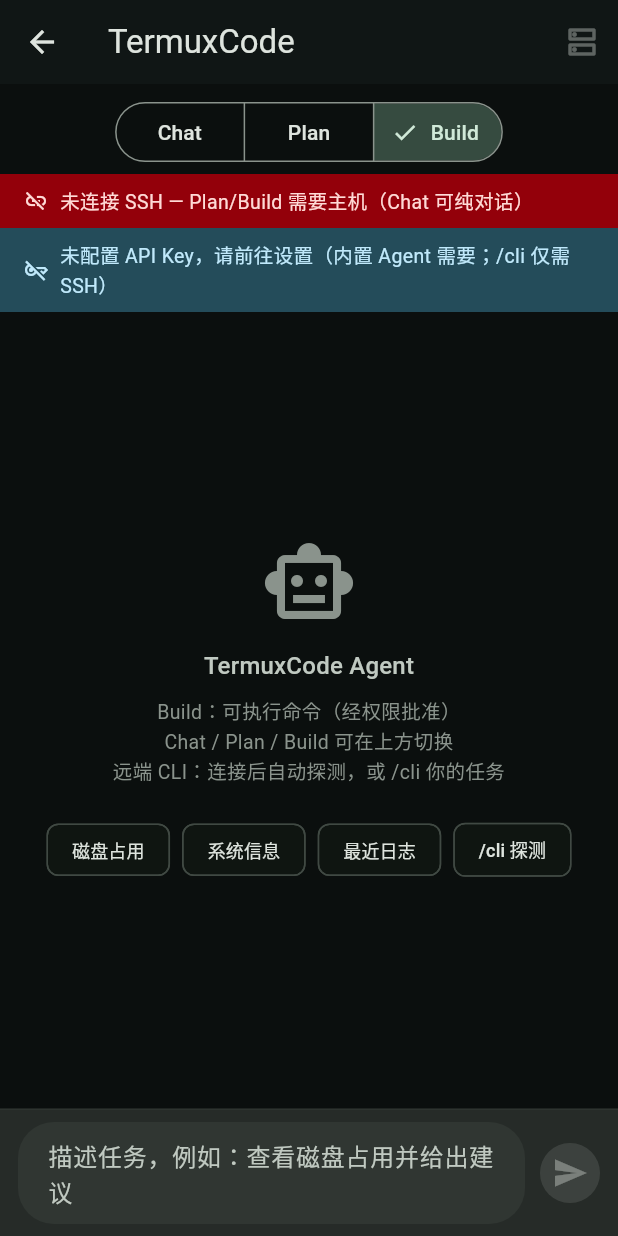
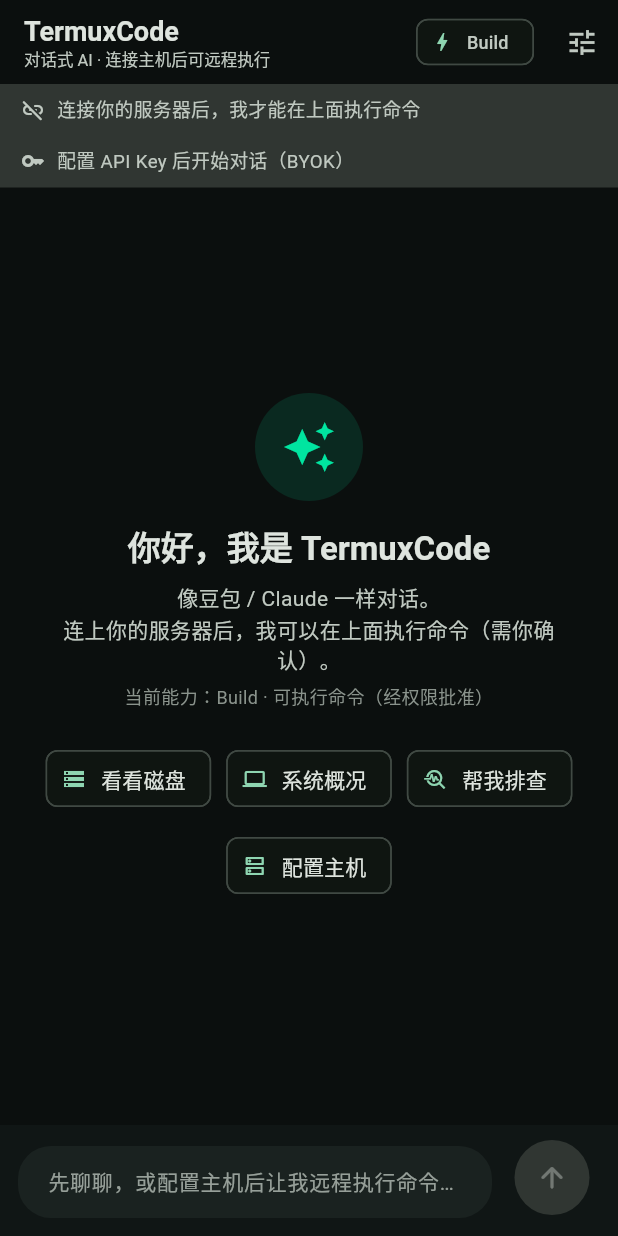
Before and after one commit to Zst0NE/TermuxCode, a Flutter app: the ChatScreen screen opened directly, on a phone screen of 412 x 824 dp. Run offline on Flutter 3.47's test engine with Material 3 defaults, Android fonts, the phone set to English and light mode, and no system bars; our stand-ins replace flutter_markdown, flutter_secure_storage; missing offline and left inert: dartssh2, xterm; accounts and stored records are empty.

Commit message:
feat(ui): chat-first product shell (Doubao/Claude-style)
- Default home is 对话; 服务器/终端/设置 secondary
- Softer host status strip; conversational empty state & composer
- Capability mode in menu; remote CLI advanced toggle
- Copy: AI chat app that executes on user-owned remote hosts

```diff
--- a/lib/screens/chat_screen.dart
+++ b/lib/screens/chat_screen.dart
@@ -9,8 +9,13 @@
 import '../widgets/message_bubble.dart';
 import '../widgets/remote_cli_bar.dart';
 
+/// Primary surface: Doubao / Claude App style conversation.
+/// AI can run commands on the user's remote host (SSH) with approval.
 class ChatScreen extends StatefulWidget {
-  const ChatScreen({super.key});
+  const ChatScreen({super.key, this.onOpenServers});
+
+  /// Jump to server list (configured by [AppShell]).
+  final VoidCallback? onOpenServers;
 
   @override
   State<ChatScreen> createState() => _ChatScreenState();
@@ -19,12 +24,15 @@
 class _ChatScreenState extends State<ChatScreen> {
   final _inputCtrl = TextEditingController();
   final _scrollCtrl = ScrollController();
+  final _focus = FocusNode();
   bool _wasConnected = false;
+  bool _showAdvanced = false;
 
   @override
   void dispose() {
     _inputCtrl.dispose();
     _scrollCtrl.dispose();
+    _focus.dispose();
     super.dispose();
   }
 
@@ -33,7 +41,7 @@
       if (_scrollCtrl.hasClients) {
         _scrollCtrl.animateTo(
           _scrollCtrl.position.maxScrollExtent,
-          duration: const Duration(milliseconds: 200),
+          duration: const Duration(milliseconds: 220),
           curve: Curves.easeOut,
         );
       }
@@ -62,90 +70,156 @@
     final cs = Theme.of(context).colorScheme;
 
     _syncRemoteCliOnConnect(session, chat);
-
     if (chat.messages.isNotEmpty) _scrollToBottom();
 
     final needsSsh = chat.mode != AgentMode.chat;
-    // Built-in agent needs API key; /cli path only needs SSH (handled in onSend).
     final canSend = !chat.isBusy &&
         (session.isConnected ||
             (settings.isConfigured && chat.mode == AgentMode.chat));
 
     return Scaffold(
+      backgroundColor: const Color(0xFF0B0F0E),
       appBar: AppBar(
-        title: const Text('TermuxCode'),
+        backgroundColor: const Color(0xFF0B0F0E),
+        titleSpacing: 16,
+        title: Column(
+          crossAxisAlignment: CrossAxisAlignment.start,
+          children: [
+            const Text(
+              'TermuxCode',
+              style: TextStyle(fontWeight: FontWeight.w600, fontSize: 18),
+            ),
+            Text(
+              session.isConnected
+                  ? '可在 ${session.activeProfileLabel ?? "远程主机"} 上执行命令'
+                  : '对话式 AI · 连接主机后可远程执行',
+              style: TextStyle(
+                fontSize: 11,
+                color: cs.onSurfaceVariant,
+                fontWeight: FontWeight.w400,
+              ),
+            ),
+          ],
+        ),
         actions: [
+          // Soft mode menu (Claude/Codex capability without ops UI clutter)
+          PopupMenuButton<AgentMode>(
+            tooltip: '能力模式',
+            initialValue: chat.mode,
+            onSelected: chat.isBusy ? null : chat.setMode,
+            itemBuilder: (ctx) => [
+              for (final m in AgentMode.values)
+                PopupMenuItem(
+                  value: m,
+                  child: ListTile(
+                    dense: true,
+                    contentPadding: EdgeInsets.zero,
+                    leading: Icon(
+                      m == AgentMode.chat
+                          ? Icons.chat_outlined
+                          : m == AgentMode.plan
+                              ? Icons.map_outlined
+                              : Icons.construction_outlined,
+                      size: 20,
+                    ),
+                    title: Text(m.label),
+                    subtitle: Text(
+                      m.descriptionZh,
+                      style: const TextStyle(fontSize: 11),
+                    ),
+                    trailing: chat.mode == m
+                        ? Icon(Icons.check, color: cs.primary, size: 18)
+                        : null,
+                  ),
+                ),
+            ],
+            child: Padding(
+              padding: const EdgeInsets.symmetric(horizontal: 8),
+              child: Chip(
+                visualDensity: VisualDensity.compact,
+                label: Text(chat.mode.label, style: const TextStyle(fontSize: 12)),
+                avatar: Icon(
+                  chat.mode == AgentMode.build
+                      ? Icons.bolt
+                      : Icons.psychology_outlined,
+                  size: 16,
+                ),
+              ),
+            ),
+          ),
           IconButton(
-            tooltip: '探测远端 CLI',
-            onPressed: chat.isBusy || !session.isConnected
-                ? null
-                : () async {
-                    await chat.remoteCli.detect();
-                    if (!context.mounted) return;
-                    final avail = chat.remoteCli.available;
-                    final text = avail.isEmpty
-                        ? '未检测到 opencode / claude / codex'
-                        : avail.entries
-                            .map((e) => '${e.key.label}: ${e.value}')
-                            .join('\n');
-                    ScaffoldMessenger.of(context).showSnackBar(
-                      SnackBar(content: Text(text)),
-                    );
-                  },
-            icon: const Icon(Icons.dns_outlined),
+            tooltip: _showAdvanced ? '收起高级' : '高级（CLI）',
+            onPressed: () => setState(() => _showAdvanced = !_showAdvanced),
+            icon: Icon(
+              _showAdvanced ? Icons.expand_less : Icons.tune,
+              size: 22,
+            ),
           ),
           if (chat.messages.isNotEmpty)
             IconButton(
-              icon: const Icon(Icons.delete_sweep_outlined),
-              tooltip: '清空对话',
+              icon: const Icon(Icons.add_comment_outlined),
+              tooltip: '新对话',
               onPressed: chat.isBusy ? null : () => chat.clearMessages(),
             ),
         ],
       ),
       body: Column(
         children: [
-          Padding(
-            padding: const EdgeInsets.fromLTRB(12, 8, 12, 4),
-            child: SegmentedButton<AgentMode>(
-              segments: [
-                for (final m in AgentMode.values)
-                  ButtonSegment(
-                    value: m,
-                    label: Text(m.label),
-                    tooltip: m.descriptionZh,
-                  ),
-              ],
-              selected: {chat.mode},
-              onSelectionChanged:
-                  chat.isBusy ? null : (s) => chat.setMode(s.first),
-            ),
-          ),
           if (needsSsh && !session.isConnected)
-            _Banner(
-              icon: Icons.link_off,
-              message: '未连接 SSH — Plan/Build 需要主机（Chat 可纯对话）',
-              color: cs.errorContainer,
-              textColor: cs.onErrorContainer,
+            _SoftBanner(
+              icon: Icons.link_off_rounded,
+              message: '连接你的服务器后，我才能在上面执行命令',
+              actionLabel: '去配置',
+              onAction: widget.onOpenServers,
+              color: cs.surfaceContainerHighest,
+              textColor: cs.onSurfaceVariant,
             ),
           if (!settings.isConfigured)
-            _Banner(
-              icon: Icons.key_off_outlined,
-              message: '未配置 API Key，请前往设置（内置 Agent 需要；/cli 仅需 SSH）',
-              color: cs.tertiaryContainer,
-              textColor: cs.onTertiaryContainer,
+            _SoftBanner(
+              icon: Icons.key_outlined,
+              message: '配置 API Key 后开始对话（BYOK）',
+              actionLabel: '设置',
+              onAction: null, // user uses bottom tab
+              color: cs.surfaceContainerHighest,
+              textColor: cs.onSurfaceVariant,
             ),
-          const RemoteCliBar(),
+          if (_showAdvanced) const RemoteCliBar(),
           Expanded(
             child: chat.messages.isEmpty
-                ? _EmptyChat(cs: cs, mode: chat.mode)
+                ? _EmptyChat(
+                    cs: cs,
+                    mode: chat.mode,
+                    onOpenServers: widget.onOpenServers,
+                    onQuick: (prompt) {
+                      if (prompt == '/cli') {
+                        if (!session.isConnected) {
+                          widget.onOpenServers?.call();
+                          return;
+                        }
+                        chat.remoteCli.detect();
+                        return;
+                      }
+                      if (!settings.isConfigured) {
+                        ScaffoldMessenger.of(context).showSnackBar(
+                          const SnackBar(content: Text('请先在设置里填写 API Key')),
+                        );
+                        return;
+                      }
+                      if (needsSsh && !session.isConnected) {
+                        widget.onOpenServers?.call();
+                        return;
+                      }
+                      chat.sendMessage(prompt);
+                    },
+                  )
                 : ListView.builder(
                     controller: _scrollCtrl,
-                    padding: const EdgeInsets.all(12),
+                    padding: const EdgeInsets.fromLTRB(16, 8, 16, 16),
                     itemCount: chat.messages.length,
                     itemBuilder: (context, i) {
                       final msg = chat.messages[i];
                       return Padding(
-                        padding: const EdgeInsets.only(bottom: 8),
+                        padding: const EdgeInsets.only(bottom: 10),
                         child: MessageBubble(
                           message: msg,
                           onApprove: msg.role == ChatRole.assistant
@@ -169,29 +243,49 @@
           ),
           if (chat.isBusy)
             LinearProgressIndicator(
+              minHeight: 2,
               backgroundColor: cs.surfaceContainerHighest,
               color: cs.primary,
             ),
-          _InputBar(
+          _Composer(
             controller: _inputCtrl,
+            focusNode: _focus,
             canSend: canSend,
-            onSend: () {
+            hint: session.isConnected
+                ? '有什么可以帮你的？可让我在远程主机上执行…'
+                : '先聊聊，或配置主机后让我远程执行命令…',
+            onSend: () => _handleSend(chat, session, settings, needsSsh),
+          ),
+        ],
+      ),
+    );
+  }
+
+  void _handleSend(
+    ChatProvider chat,
+    SessionProvider session,
+    SettingsProvider settings,
+    bool needsSsh,
+  ) {
     final text = _inputCtrl.text.trim();
     if (text.isEmpty) return;
     _inputCtrl.clear();
-              // /cli ... → host OpenCode/Claude/Codex (no local API key required)
+
     if (text == '/cli' || text.startsWith('/cli ')) {
       if (text == '/cli') {
+        if (!session.isConnected) {
+          widget.onOpenServers?.call();
+          return;
+        }
         chat.remoteCli.detect().then((_) {
-                    if (!context.mounted) return;
+          if (!mounted) return;
           final avail = chat.remoteCli.available;
           ScaffoldMessenger.of(context).showSnackBar(
             SnackBar(
               content: Text(
                 avail.isEmpty
                     ? '未检测到远端 CLI'
-                              : '可用: ${avail.keys.map((k) => k.label).join(", ")}'
-                                  '${chat.remoteCli.selected != null ? " · 当前 ${chat.remoteCli.selected!.label}" : ""}',
+                    : '可用: ${avail.keys.map((k) => k.label).join(", ")}',
               ),
             ),
           );
@@ -201,107 +295,160 @@
       }
       return;
     }
+
     if (!settings.isConfigured) {
       ScaffoldMessenger.of(context).showSnackBar(
-                  const SnackBar(content: Text('内置 Agent 需要 API Key，或改用 /cli 调远端 CLI')),
+        const SnackBar(content: Text('请先在设置配置 API Key')),
       );
       return;
     }
     if (needsSsh && !session.isConnected) {
       ScaffoldMessenger.of(context).showSnackBar(
-                  const SnackBar(content: Text('Plan/Build 需要先连接 SSH')),
+        SnackBar(
+          content: const Text('执行命令需要先连接你的服务器'),
+          action: SnackBarAction(
+            label: '去配置',
+            onPressed: () => widget.onOpenServers?.call(),
+          ),
+        ),
       );
       return;
     }
     chat.sendMessage(text);
-            },
+  }
+}
+
+class _SoftBanner extends StatelessWidget {
+  const _SoftBanner({
+    required this.icon,
+    required this.message,
+    required this.color,
+    required this.textColor,
+    this.actionLabel,
+    this.onAction,
+  });
+
+  final IconData icon;
+  final String message;
+  final Color color;
+  final Color textColor;
+  final String? actionLabel;
+  final VoidCallback? onAction;
+
+  @override
+  Widget build(BuildContext context) {
+    return Material(
+      color: color,
+      child: Padding(
+        padding: const EdgeInsets.symmetric(horizontal: 14, vertical: 8),
+        child: Row(
+          children: [
+            Icon(icon, size: 16, color: textColor),
+            const SizedBox(width: 8),
+            Expanded(
+              child: Text(
+                message,
+                style: TextStyle(color: textColor, fontSize: 12.5),
+              ),
+            ),
+            if (actionLabel != null && onAction != null)
+              TextButton(
+                onPressed: onAction,
+                style: TextButton.styleFrom(
+                  foregroundColor: const Color(0xFF00E5A0),
+                  visualDensity: VisualDensity.compact,
+                ),
+                child: Text(actionLabel!, style: const TextStyle(fontSize: 12)),
               ),
           ],
+        ),
       ),
     );
   }
 }
 
 class _EmptyChat extends StatelessWidget {
-  const _EmptyChat({required this.cs, required this.mode});
+  const _EmptyChat({
+    required this.cs,
+    required this.mode,
+    required this.onQuick,
+    this.onOpenServers,
+  });
+
   final ColorScheme cs;
   final AgentMode mode;
+  final void Function(String prompt) onQuick;
+  final VoidCallback? onOpenServers;
 
-  static const _quick = <(String, String)>[
-    ('磁盘占用', '查看磁盘使用情况并给出清理建议'),
-    ('系统信息', '汇总 uname、内存、磁盘与当前用户'),
-    ('最近日志', '找出系统里最可能的错误日志并摘要'),
-    ('/cli 探测', '/cli'),
+  static const _quick = <(String, String, IconData)>[
+    ('看看磁盘', '查看磁盘使用情况并用通俗语言解释', Icons.storage_outlined),
+    ('系统概况', '用简洁中文汇总系统、内存、磁盘和当前用户', Icons.computer_outlined),
+    ('帮我排查', '帮我找出最可能的问题日志并给出下一步', Icons.troubleshoot_outlined),
+    ('配置主机', '__servers__', Icons.dns_outlined),
   ];
 
   @override
   Widget build(BuildContext context) {
-    final chat = context.read<ChatProvider>();
-    final session = context.watch<SessionProvider>();
-    final settings = context.watch<SettingsProvider>();
-
     return Center(
       child: SingleChildScrollView(
-        padding: const EdgeInsets.all(28),
+        padding: const EdgeInsets.fromLTRB(24, 12, 24, 24),
         child: Column(
           mainAxisSize: MainAxisSize.min,
           children: [
-            Icon(Icons.smart_toy_outlined, size: 64, color: cs.outline),
-            const SizedBox(height: 12),
+            Container(
+              width: 72,
+              height: 72,
+              decoration: BoxDecoration(
+                color: const Color(0xFF00E5A0).withValues(alpha: 0.12),
+                shape: BoxShape.circle,
+              ),
+              child: const Icon(
+                Icons.auto_awesome,
+                size: 36,
+                color: Color(0xFF00E5A0),
+              ),
+            ),
+            const SizedBox(height: 16),
             Text(
-              'TermuxCode Agent',
-              style: Theme.of(context)
-                  .textTheme
-                  .titleMedium
-                  ?.copyWith(color: cs.onSurfaceVariant),
+              '你好，我是 TermuxCode',
+              style: Theme.of(context).textTheme.titleLarge?.copyWith(
+                    fontWeight: FontWeight.w600,
+                  ),
               textAlign: TextAlign.center,
             ),
             const SizedBox(height: 8),
             Text(
-              '${mode.label}：${mode.descriptionZh}\n'
-              'Chat / Plan / Build 可在上方切换\n'
-              '远端 CLI：连接后自动探测，或 /cli 你的任务',
-              style: TextStyle(color: cs.outline, fontSize: 13),
+              '像豆包 / Claude 一样对话。\n'
+              '连上你的服务器后，我可以在上面执行命令（需你确认）。',
+              style: TextStyle(
+                color: cs.onSurfaceVariant,
+                fontSize: 14,
+                height: 1.45,
+              ),
               textAlign: TextAlign.center,
             ),
-            const SizedBox(height: 18),
+            const SizedBox(height: 6),
+            Text(
+              '当前能力：${mode.label} · ${mode.descriptionZh}',
+              style: TextStyle(color: cs.outline, fontSize: 12),
+              textAlign: TextAlign.center,
+            ),
+            const SizedBox(height: 22),
             Wrap(
-              spacing: 8,
-              runSpacing: 8,
+              spacing: 10,
+              runSpacing: 10,
               alignment: WrapAlignment.center,
               children: [
-                for (final (label, prompt) in _quick)
+                for (final (label, prompt, icon) in _quick)
                   ActionChip(
-                    label: Text(label, style: const TextStyle(fontSize: 12)),
-                    onPressed: chat.isBusy
-                        ? null
-                        : () {
-                            if (prompt == '/cli') {
-                              if (!session.isConnected) {
-                                ScaffoldMessenger.of(context).showSnackBar(
-                                  const SnackBar(content: Text('请先连接 SSH')),
-                                );
+                    avatar: Icon(icon, size: 16),
+                    label: Text(label),
+                    onPressed: () {
+                      if (prompt == '__servers__') {
+                        onOpenServers?.call();
                         return;
                       }
-                              chat.remoteCli.detect();
-                              return;
-                            }
-                            if (!settings.isConfigured) {
-                              ScaffoldMessenger.of(context).showSnackBar(
-                                const SnackBar(
-                                  content: Text('请先在设置填写 API Key，或改用 /cli'),
-                                ),
-                              );
-                              return;
-                            }
-                            if (mode != AgentMode.chat &&
-                                !session.isConnected) {
-                              ScaffoldMessenger.of(context).showSnackBar(
-                                const SnackBar(content: Text('Plan/Build 需要先连接 SSH')),
-                              );
-                              return;
-                            }
-                            chat.sendMessage(prompt);
+                      onQuick(prompt);
                     },
                   ),
               ],
@@ -313,98 +460,82 @@
   }
 }
 
-class _Banner extends StatelessWidget {
-  const _Banner({
-    required this.icon,
-    required this.message,
-    required this.color,
-    required this.textColor,
+class _Composer extends StatelessWidget {
+  const _Composer({
+    required this.controller,
+    required this.focusNode,
+    required this.canSend,
+    required this.onSend,
+    required this.hint,
   });
-  final IconData icon;
-  final String message;
-  final Color color;
-  final Color textColor;
+
+  final TextEditingController controller;
+  final FocusNode focusNode;
+  final bool canSend;
+  final VoidCallback onSend;
+  final String hint;
 
   @override
   Widget build(BuildContext context) {
-    return Container(
-      width: double.infinity,
-      color: color,
-      padding: const EdgeInsets.symmetric(horizontal: 16, vertical: 8),
+    final bottom = MediaQuery.viewInsetsOf(context).bottom;
+    final cs = Theme.of(context).colorScheme;
+
+    return Material(
+      color: const Color(0xFF101615),
+      elevation: 8,
+      child: Padding(
+        padding: EdgeInsets.fromLTRB(12, 10, 12, bottom + 12),
+        child: SafeArea(
+          top: false,
           child: Row(
+            crossAxisAlignment: CrossAxisAlignment.end,
             children: [
-          Icon(icon, size: 16, color: textColor),
+              Expanded(
+                child: TextField(
+                  controller: controller,
+                  focusNode: focusNode,
+                  minLines: 1,
+                  maxLines: 5,
+                  textInputAction: TextInputAction.newline,
+                  style: const TextStyle(fontSize: 15, height: 1.35),
+                  decoration: InputDecoration(
+                    hintText: hint,
+                    hintStyle: TextStyle(
+                      color: cs.onSurfaceVariant.withValues(alpha: 0.75),
+                      fontSize: 14,
+                    ),
+                    filled: true,
+                    fillColor: const Color(0xFF1A2220),
+                    contentPadding: const EdgeInsets.symmetric(
+                      horizontal: 16,
+                      vertical: 12,
+                    ),
+                    border: OutlineInputBorder(
+                      borderRadius: BorderRadius.circular(22),
+                      borderSide: BorderSide.none,
+                    ),
+                  ),
+                ),
+              ),
               const SizedBox(width: 8),
-          Expanded(
-            child:
-                Text(message, style: TextStyle(color: textColor, fontSize: 13)),
+              Padding(
+                padding: const EdgeInsets.only(bottom: 2),
+                child: FilledButton(
+                  onPressed: canSend ? onSend : null,
+                  style: FilledButton.styleFrom(
+                    shape: const CircleBorder(),
+                    padding: const EdgeInsets.all(14),
+                    backgroundColor: const Color(0xFF00E5A0),
+                    foregroundColor: const Color(0xFF042018),
+                    disabledBackgroundColor: cs.surfaceContainerHighest,
+                  ),
+                  child: const Icon(Icons.arrow_upward_rounded, size: 22),
+                ),
               ),
             ],
+          ),
+        ),
       ),
     );
   }
 }
-
-class _InputBar extends StatelessWidget {
-  const _InputBar({
-    required this.controller,
-    required this.canSend,
-    required this.onSend,
-  });
-  final TextEditingController controller;
-  final bool canSend;
-  final VoidCallback onSend;
-
-  @override
-  Widget build(BuildContext context) {
-    final cs = Theme.of(context).colorScheme;
-    return Container(
-      padding: EdgeInsets.only(
-        left: 12,
-        right: 8,
-        top: 8,
-        bottom: MediaQuery.viewInsetsOf(context).bottom + 8,
-      ),
-      decoration: BoxDecoration(
-        color: cs.surfaceContainerHigh,
-        border: Border(
-          top: BorderSide(color: cs.outlineVariant.withValues(alpha: 0.3)),
-        ),
-      ),
-      child: Row(
-        children: [
-          Expanded(
-            child: TextField(
-              controller: controller,
-              minLines: 1,
-              maxLines: 4,
-              textInputAction: TextInputAction.send,
-              onSubmitted: canSend ? (_) => onSend() : null,
-              decoration: InputDecoration(
-                hintText: '描述任务，例如：查看磁盘占用并给出建议',
-                border: OutlineInputBorder(
-                  borderRadius: BorderRadius.circular(24),
-                  borderSide: BorderSide.none,
-                ),
-                filled: true,
-                fillColor: cs.surfaceContainerHighest,
-                contentPadding:
-                    const EdgeInsets.symmetric(horizontal: 16, vertical: 10),
-              ),
-            ),
-          ),
-          const SizedBox(width: 6),
-          IconButton.filled(
-            onPressed: canSend ? onSend : null,
-            icon: const Icon(Icons.send),
-            style: IconButton.styleFrom(
-              backgroundColor:
-                  canSend ? cs.primary : cs.surfaceContainerHighest,
-              foregroundColor: canSend ? cs.onPrimary : cs.outline,
-            ),
-          ),
-        ],
-      ),
-    );
-  }
-}
--- a/lib/screens/profiles_screen.dart
+++ b/lib/screens/profiles_screen.dart
@@ -16,7 +16,7 @@
 
     return Scaffold(
       appBar: AppBar(
-        title: const Text('SSH 主机'),
+        title: const Text('我的服务器'),
         actions: [
           IconButton(
             icon: const Icon(Icons.add),
@@ -216,7 +216,7 @@
           children: [
             Icon(Icons.dns_outlined, size: 72, color: cs.outline),
             const SizedBox(height: 16),
-            Text('还没有 SSH 主机', style: Theme.of(context).textTheme.titleMedium?.copyWith(color: cs.onSurfaceVariant)),
+            Text('还没有服务器', style: Theme.of(context).textTheme.titleMedium?.copyWith(color: cs.onSurfaceVariant)),
             const SizedBox(height: 8),
             Text('点击右上角 + 添加第一台远程主机', style: TextStyle(color: cs.outline, fontSize: 13), textAlign: TextAlign.center),
             const SizedBox(height: 20),
@@ -375,7 +375,7 @@
             mainAxisSize: MainAxisSize.min,
             children: [
               Text(
-                widget.existing == null ? '添加 SSH 主机' : '编辑 SSH 主机',
+                widget.existing == null ? '添加服务器' : '编辑服务器',
                 style: Theme.of(context).textTheme.titleLarge,
               ),
               const SizedBox(height: 16),
```
Also changed, not shown: lib/app_shell.dart (+51 -32 lines), 1 other file. Lines whose indentation alone changed are shown as unchanged.
